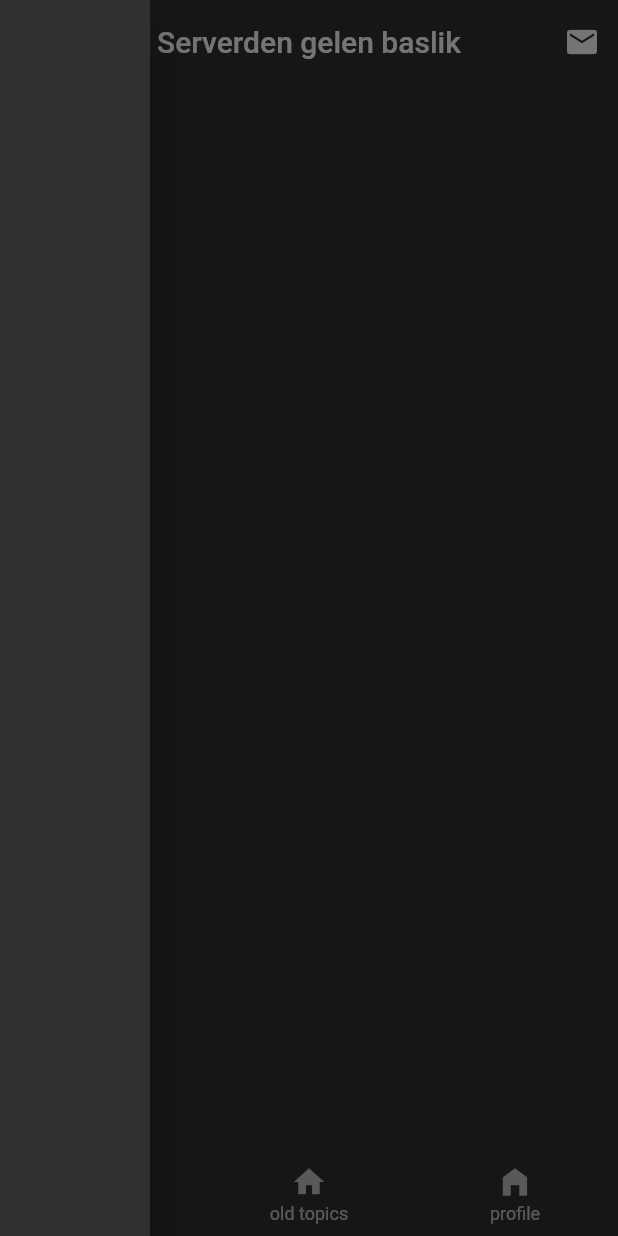
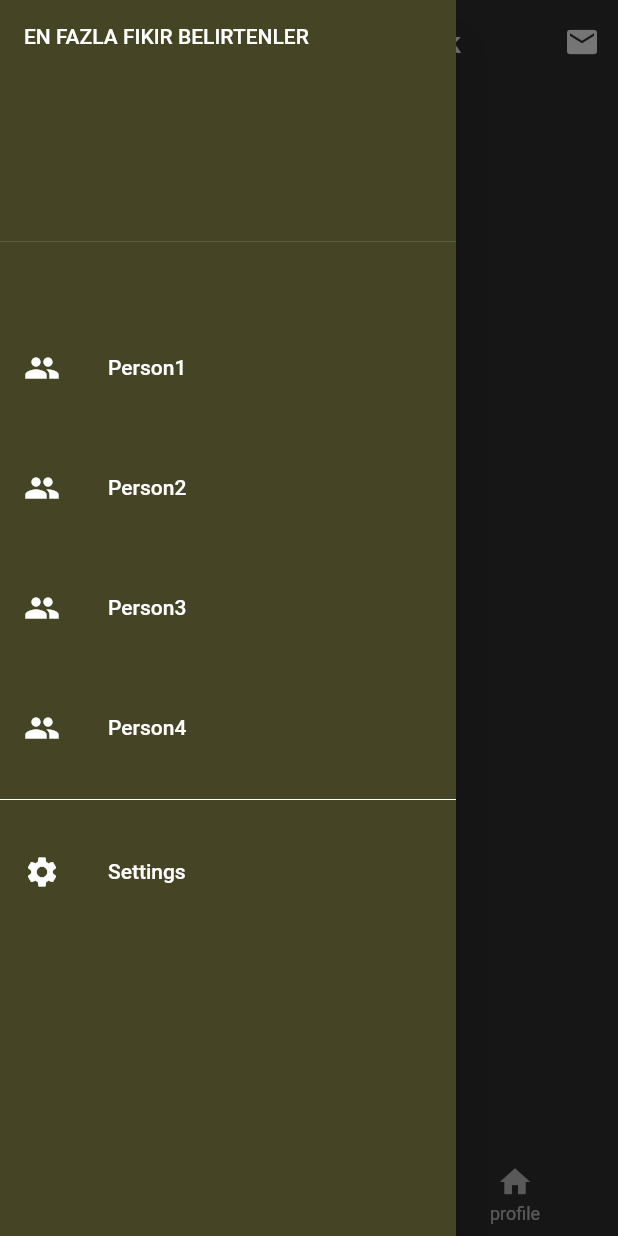
Before and after one commit to wiemBe/Teshco, a Flutter app: the screen it shows after launch, with the side drawer open, on a phone screen of 412 x 824 dp. Run offline on Flutter 3.47's test engine with Material 2 defaults, Android fonts, the phone set to English and light mode, and no system bars.

Commit message:
added drawer

```diff
--- a/lib/home_page.dart
+++ b/lib/home_page.dart
@@ -1,4 +1,9 @@
 import 'package:flutter/material.dart';
+import 'package:teshco/person1_page.dart';
+import 'package:teshco/person2_page.dart';
+import 'package:teshco/person3_page.dart';
+import 'package:teshco/person4_page.dart';
+import 'package:teshco/settings_page.dart';
 
 class Button extends StatelessWidget {
   const Button({Key? key}) : super(key: key);
@@ -8,22 +13,115 @@ class Button extends StatelessWidget {
     return Scaffold(
       appBar: AppBar(
         title: Text(_title),
-        actions:  [
-          IconButton(onPressed: (() => {}), icon: Icon(Icons.mail))
-          ],
+        actions: [IconButton(onPressed: () {}, icon: Icon(Icons.mail))],
       ),
-      body: Column(
-        children:  [
-          Text("burasi feedir")]),
-      drawer: Drawer(width:100.0,),
-      bottomNavigationBar: BottomNavigationBar(items: const [
-        BottomNavigationBarItem(icon: Icon(Icons.home),label: "home"),
-         BottomNavigationBarItem(icon: Icon(Icons.home),label: "old topics"),
-        BottomNavigationBarItem(icon: Icon(Icons.home_filled),label: "profile"),
+      drawer: Drawer(
 
-      ],),
+        child: Material(
+          color: Color.fromARGB(255, 69, 69, 38),
+          child: ListView(
+            children: <Widget>[
+              DrawerHeader(child: Text("EN FAZLA FIKIR BELIRTENLER")),
+              const SizedBox(
+                height: 48,
+              ),
+              buidMenuItem(
+                text: "Person1",
+                icon: Icons.people,
+                onClicked: () => selectedItem(context, 0),
+              ),
+              const SizedBox(height: 24),
+              buidMenuItem(
+                text: "Person2",
+                icon: Icons.people,
+                onClicked: () => selectedItem(context, 1),
+              ),
+              const SizedBox(height: 24),
+              buidMenuItem(
+                text: "Person3",
+                icon: Icons.people,
+                onClicked: () => selectedItem(context, 2),
+              ),
+              const SizedBox(height: 24),
+              buidMenuItem(
+                text: "Person4",
+                icon: Icons.people,
+                onClicked: () => selectedItem(context, 3),
+              ),
+              Divider(
+                height: 40,
+                color: Colors.white,
+              ),
+              buidMenuItem(
+                  text: "Settings",
+                  icon: Icons.settings,
+                  onClicked: () => selectedItem(context, 4))
+            ],
+          ),
+        ),
+      ),
+      bottomNavigationBar: BottomNavigationBar(
+        items: const [
+          BottomNavigationBarItem(icon: Icon(Icons.home), label: "home"),
+          BottomNavigationBarItem(icon: Icon(Icons.home), label: "old topics"),
+          BottomNavigationBarItem(icon: Icon(Icons.home), label: "profile")
+        ],
+      ),
     );
   }
 
+  Widget myDrawerItem(IconData icon, String name) => ListTile(
+        leading: Icon(icon),
+        title: Text(name),
+      );
+}
 
+Widget buidMenuItem({
+  required String text,
+  required IconData icon,
+  VoidCallback? onClicked,
+}) {
+  final color = Colors.white;
+  return ListTile(
+    leading: Icon(
+      icon,
+      color: color,
+    ),
+    title: Text(
+      text,
+      style: TextStyle(color: color),
+    ),
+    onTap: onClicked,
+  );
 }
+
+void selectedItem(BuildContext context, int index) {
+  Navigator.of(context).pop();
+  switch (index) {
+    case 0:
+      Navigator.of(context).push(MaterialPageRoute(
+        builder: (context) => PersonPage1(),
+      ));
+      break;
+    case 1:
+      Navigator.of(context).push(MaterialPageRoute(
+        builder: (context) => PersonPage2(),
+      ));
+      break;
+    case 2:
+      Navigator.of(context).push(MaterialPageRoute(
+        builder: (context) => PersonPage3(),
+      ));
+      break;
+    case 3:
+      Navigator.of(context).push(MaterialPageRoute(
+        builder: (context) => PersonPage4(),
+      ));
+      break;
+    case 4:
+      Navigator.of(context).push(MaterialPageRoute(
+        builder: (context) => SettingsPage(),
+      ));
+      break;
+  }
+}
```
Also changed, not shown: lib/person1_page.dart (added, +12 -0 lines), lib/person2_page.dart (added, +12 -0 lines), lib/person3_page.dart (added, +12 -0 lines), lib/person4_page.dart (added, +12 -0 lines), lib/settings_page.dart (added, +12 -0 lines).
